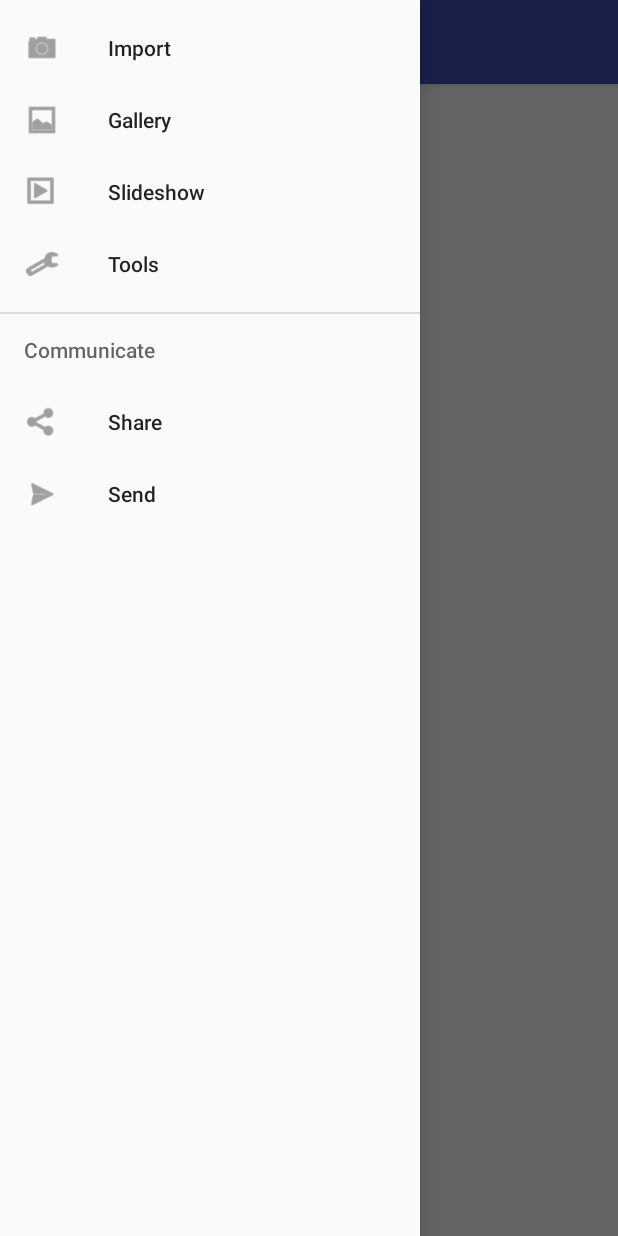
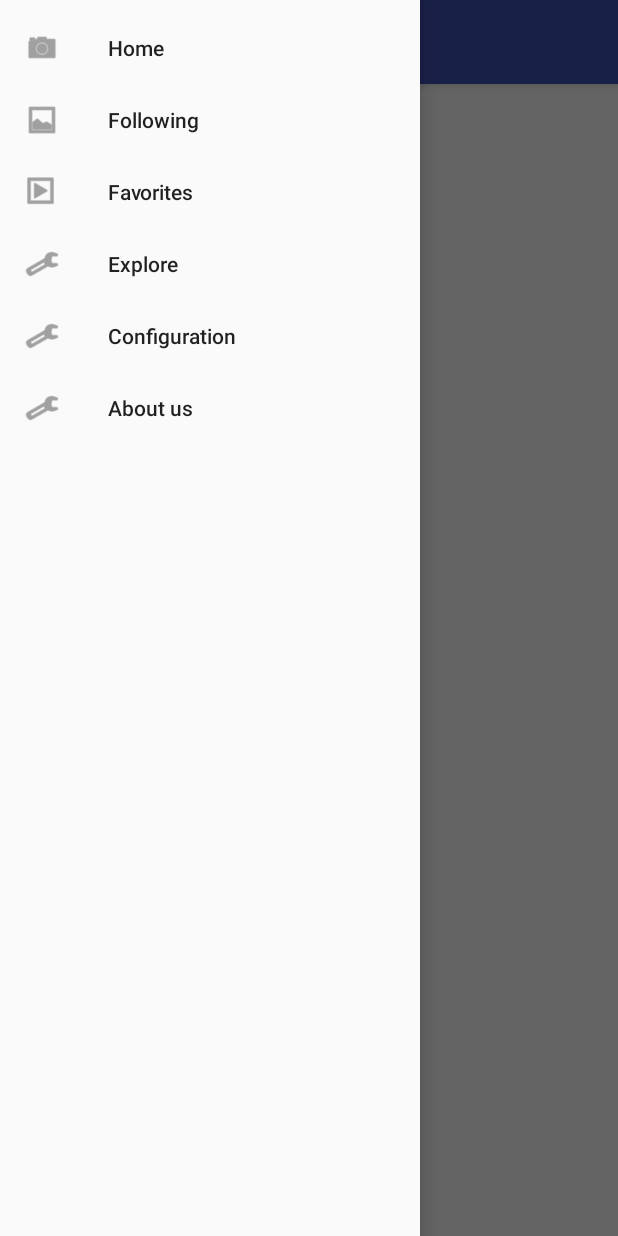
Before and after one commit to ragecoders/mSeries, an Android app: the screen it shows after launch (HomeActivity), with the side drawer open, on a phone screen of 412 x 824 dp. Run offline under Robolectric (Android 15) with nearby library versions, the phone set to English and light mode, and no system bars; our stand-ins replace ButterKnife, Dagger/Hilt's generated code; libraries missing offline, so code that uses them is left out: retrofit2.adapter.rxjava, rx.android.schedulers, rx.schedulers; pictures from the network do not load; 4 statements that could not run were skipped.

Commit message:
Menu texts added in resources

```diff
--- a/android/src/main/java/com/ragecoders/mseries/view/HomeActivity.java
+++ b/android/src/main/java/com/ragecoders/mseries/view/HomeActivity.java
@@ -88,17 +88,17 @@ public class HomeActivity extends AppCompatActivity
     // Handle navigation view item clicks here.
     int id = item.getItemId();
 
-    if (id == R.id.nav_camera) {
-      // Handle the camera action
-    } else if (id == R.id.nav_gallery) {
+    if (id == R.id.nav_home) {
 
-    } else if (id == R.id.nav_slideshow) {
+    } else if (id == R.id.nav_following) {
 
-    } else if (id == R.id.nav_manage) {
+    } else if (id == R.id.nav_favorites) {
 
-    } else if (id == R.id.nav_share) {
+    } else if (id == R.id.nav_explore) {
 
-    } else if (id == R.id.nav_send) {
+    } else if (id == R.id.nav_configuration) {
+
+    } else if (id == R.id.nav_about) {
 
     }
 
--- a/android/src/main/res/menu/activity_main_drawer.xml
+++ b/android/src/main/res/menu/activity_main_drawer.xml
@@ -3,34 +3,29 @@
 
     <group android:checkableBehavior="single">
         <item
-            android:id="@+id/nav_camera"
+            android:id="@+id/nav_home"
             android:icon="@drawable/ic_menu_camera"
-            android:title="Import" />
+            android:title="@string/menu_action_home" />
         <item
-            android:id="@+id/nav_gallery"
+            android:id="@+id/nav_following"
             android:icon="@drawable/ic_menu_gallery"
-            android:title="Gallery" />
+            android:title="Following" />
         <item
-            android:id="@+id/nav_slideshow"
+            android:id="@+id/nav_favorites"
             android:icon="@drawable/ic_menu_slideshow"
-            android:title="Slideshow" />
+            android:title="@string/menu_action_favorites" />
         <item
-            android:id="@+id/nav_manage"
+            android:id="@+id/nav_explore"
             android:icon="@drawable/ic_menu_manage"
-            android:title="Tools" />
+            android:title="@string/menu_action_explore" />
+        <item
+            android:id="@+id/nav_configuration"
+            android:icon="@drawable/ic_menu_manage"
+            android:title="@string/menu_action_configuration" />
+        <item
+            android:id="@+id/nav_about"
+            android:icon="@drawable/ic_menu_manage"
+            android:title="@string/menu_action_about" />
     </group>
 
-    <item android:title="Communicate">
-        <menu>
-            <item
-                android:id="@+id/nav_share"
-                android:icon="@drawable/ic_menu_share"
-                android:title="Share" />
-            <item
-                android:id="@+id/nav_send"
-                android:icon="@drawable/ic_menu_send"
-                android:title="Send" />
-        </menu>
-    </item>
-
 </menu>
--- a/android/src/main/res/values/strings.xml
+++ b/android/src/main/res/values/strings.xml
@@ -5,4 +5,11 @@
     <string name="navigation_drawer_close">Close navigation drawer</string>
 
     <string name="action_settings">Settings</string>
+    //Menu items
+    <string name="menu_action_home">Home</string>
+    <string name="menu_action_following">Following</string>
+    <string name="menu_action_favorites">Favorites</string>
+    <string name="menu_action_explore">Explore</string>
+    <string name="menu_action_configuration">Configuration</string>
+    <string name="menu_action_about">About us</string>
 </resources>
```
